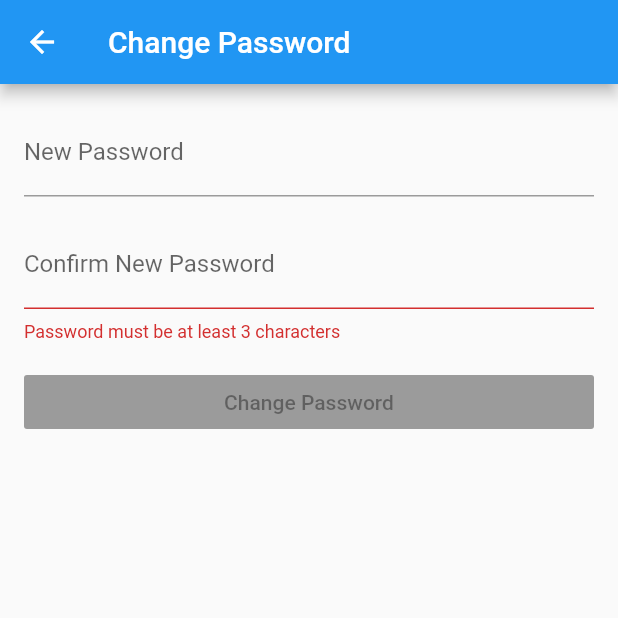
After one commit to djmoberg/project-tracker-flutter, a Flutter app: the MyChangePassword screen opened directly, on a phone screen of 412 x 824 dp, the top half of it. The commit adds this screen. Run offline on Flutter 3.47's test engine with Material 2 defaults, Android fonts, the phone set to English and light mode, and no system bars; our stand-ins replace shared_preferences; missing offline and left inert: validate; accounts and stored records are empty; network calls fail; statements that could not run were skipped.

Commit message:
change password

```diff
--- /dev/null
+++ b/lib/ChangePassword.dart
@@ -0,0 +1,96 @@
+import 'package:flutter/material.dart';
+
+import 'package:project_tracker_test/utils.dart';
+
+class ChangePassword extends StatelessWidget {
+  @override
+  Widget build(BuildContext context) {
+    return MyChangePassword();
+  }
+}
+
+class MyChangePassword extends StatefulWidget {
+  @override
+  _MyChangePasswordState createState() => _MyChangePasswordState();
+}
+
+class _MyChangePasswordState extends State<MyChangePassword> {
+  String _newPassword = "";
+  String _newPassword2 = "";
+  bool _loading = false;
+
+  bool _match() {
+    return _equal() && _length();
+  }
+
+  bool _equal() {
+    return _newPassword == _newPassword2;
+  }
+
+  bool _length() {
+    return _newPassword.length >= 3 && _newPassword2.length >= 3;
+  }
+
+  @override
+  Widget build(BuildContext context) {
+    return Scaffold(
+      appBar: AppBar(
+        title: Text("Change Password"),
+      ),
+      body: _loading
+          ? Center(
+              child: CircularProgressIndicator(),
+            )
+          : ListView(
+              padding: EdgeInsets.all(16.0),
+              children: <Widget>[
+                TextField(
+                  decoration: InputDecoration(labelText: "New Password"),
+                  obscureText: true,
+                  onChanged: (value) {
+                    setState(() {
+                      _newPassword = value;
+                    });
+                  },
+                ),
+                SizedBox(
+                  height: 16.0,
+                ),
+                TextField(
+                  decoration: InputDecoration(
+                      labelText: "Confirm New Password",
+                      errorText: _match()
+                          ? null
+                          : !_length()
+                              ? "Password must be at least 3 characters"
+                              : "Passwords does not match"),
+                  obscureText: true,
+                  onChanged: (value) {
+                    setState(() {
+                      _newPassword2 = value;
+                    });
+                  },
+                ),
+                SizedBox(
+                  height: 16.0,
+                ),
+                RaisedButton(
+                  child: Text("Change Password"),
+                  onPressed: _match()
+                      ? () async {
+                          setState(() {
+                            _loading = true;
+                          });
+                          await newPassword({"newPassword": _newPassword});
+                          setState(() {
+                            _loading = false;
+                          });
+                          Navigator.pop(context, true);
+                        }
+                      : null,
+                ),
+              ],
+            ),
+    );
+  }
+}
```
Also changed, not shown: lib/ProjectExplorer.dart (+13 -1 lines), lib/Settings.dart (+16 -0 lines), lib/utils.dart (+14 -0 lines).
